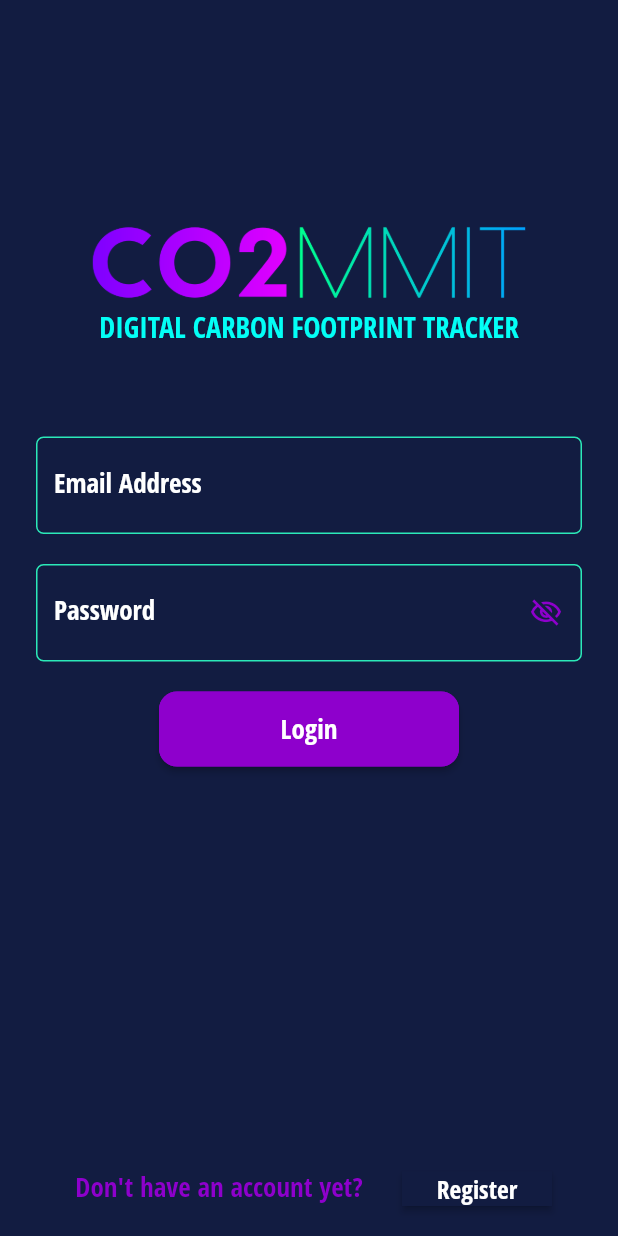
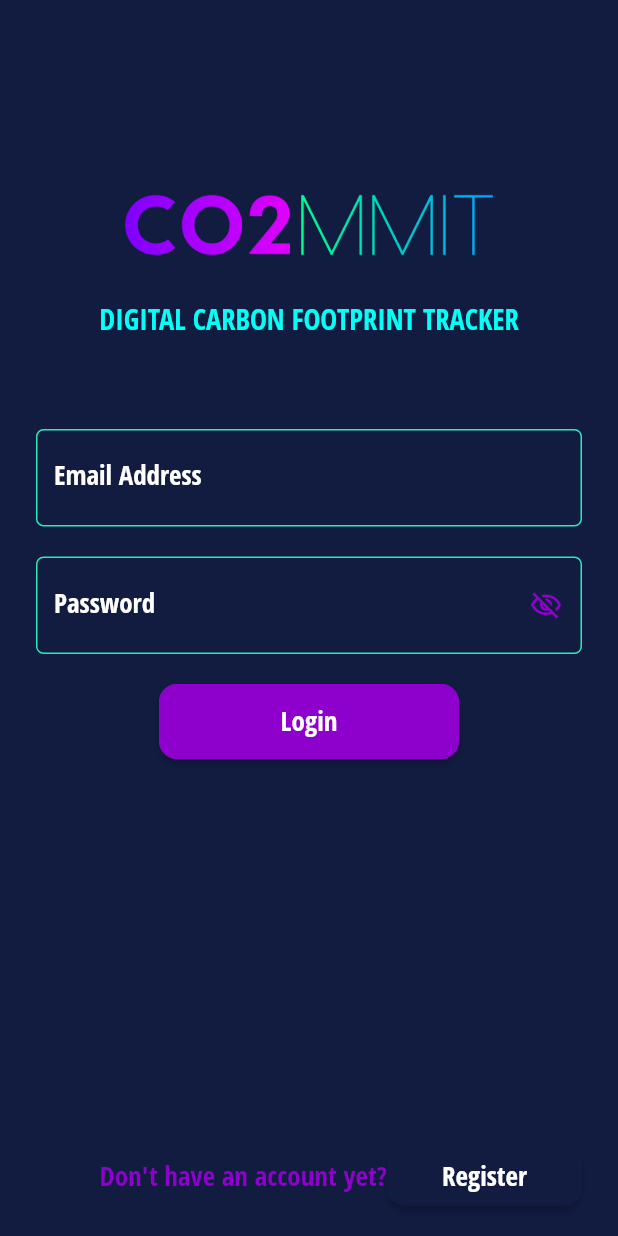
Before and after one commit to ec20869/co2mmit, a Flutter app: the screen it shows after launch, after a tap on "Login", on a phone screen of 412 x 824 dp. Run offline on Flutter 3.47's test engine with Material 2 defaults, Android fonts, the phone set to English and light mode, and no system bars; drawn by our look-alikes of auto_size_text; our stand-ins replace built_collection, built_value, cached_network_image, cloud_firestore, equatable, firebase_auth and 11 more; missing offline and left inert: json_path, mime_type; accounts and stored records are empty; generated files the repository leaves out were written again; Roboto replaces fonts that are missing (Open Sans Condensed).

Commit message:
Updating to latest FlutterFlow output.

```diff
--- a/lib/login/login_widget.dart
+++ b/lib/login/login_widget.dart
@@ -4,7 +4,6 @@ import '../flutter_flow/flutter_flow_util.dart';
 import '../flutter_flow/flutter_flow_widgets.dart';
 import '../main.dart';
 import '../register/register_widget.dart';
-import 'package:auto_size_text/auto_size_text.dart';
 import 'package:flutter/material.dart';
 import 'package:google_fonts/google_fonts.dart';
 import 'package:page_transition/page_transition.dart';
@@ -54,35 +53,14 @@ class _LoginWidgetState extends State<LoginWidget> {
                   )
                 ],
               ),
-              Row(
+              Column(
                 mainAxisSize: MainAxisSize.max,
                 children: [
-                  Expanded(
-                    child: Container(
-                      width: 375,
-                      height: 100,
-                      decoration: BoxDecoration(
-                        color: FlutterFlowTheme.customColor2,
-                        shape: BoxShape.rectangle,
-                      ),
-                      child: Row(
-                        mainAxisSize: MainAxisSize.max,
-                        mainAxisAlignment: MainAxisAlignment.center,
-                        children: [
-                          Expanded(
-                            child: Padding(
-                              padding: EdgeInsets.fromLTRB(0, 50, 0, 0),
-                              child: Image.asset(
+                  Image.asset(
                     'assets/images/Logo@3x.png',
                     width: 350,
                     height: 100,
                     fit: BoxFit.cover,
-                              ),
-                            ),
-                          )
-                        ],
-                      ),
-                    ),
                   )
                 ],
               ),
@@ -90,16 +68,13 @@ class _LoginWidgetState extends State<LoginWidget> {
                 mainAxisSize: MainAxisSize.max,
                 mainAxisAlignment: MainAxisAlignment.center,
                 children: [
-                  Padding(
-                    padding: EdgeInsets.fromLTRB(0, 5, 0, 0),
-                    child: AutoSizeText(
+                  Text(
                     'DIGITAL CARBON FOOTPRINT TRACKER',
                     textAlign: TextAlign.center,
                     style: FlutterFlowTheme.title2.override(
                       fontFamily: 'Open Sans Condensed',
                       color: FlutterFlowTheme.customColor4,
                       fontSize: 19,
-                      ),
                     ),
                   )
                 ],
@@ -274,40 +249,23 @@ class _LoginWidgetState extends State<LoginWidget> {
                                     mainAxisAlignment: MainAxisAlignment.end,
                                     crossAxisAlignment: CrossAxisAlignment.end,
                                     children: [
-                                      Expanded(
-                                        child: Align(
-                                          alignment: Alignment(0, 1),
-                                          child: InkWell(
-                                            onTap: () async {
-                                              await Navigator.push(
-                                                context,
-                                                MaterialPageRoute(
-                                                  builder: (context) =>
-                                                      RegisterWidget(),
-                                                ),
-                                              );
-                                            },
-                                            child: Text(
+                                      Row(
+                                        mainAxisSize: MainAxisSize.max,
+                                        mainAxisAlignment:
+                                            MainAxisAlignment.center,
+                                        children: [
+                                          Text(
                                             'Don\'t have an account yet?',
-                                              textAlign: TextAlign.start,
-                                              style: FlutterFlowTheme.subtitle2
+                                            style: FlutterFlowTheme.bodyText1
                                                 .override(
-                                                fontFamily:
-                                                    'Open Sans Condensed',
-                                                color: FlutterFlowTheme
-                                                    .customColor5,
+                                              fontFamily: 'Open Sans Condensed',
+                                              color:
+                                                  FlutterFlowTheme.customColor5,
                                               fontSize: 18,
+                                              fontWeight: FontWeight.w500,
                                             ),
                                           ),
-                                          ),
-                                        ),
-                                      ),
-                                      Align(
-                                        alignment: Alignment(0, 1),
-                                        child: Padding(
-                                          padding:
-                                              EdgeInsets.fromLTRB(0, 0, 20, 0),
-                                          child: FFButtonWidget(
+                                          FFButtonWidget(
                                             onPressed: () async {
                                               await Navigator.push(
                                                 context,
@@ -319,8 +277,8 @@ class _LoginWidgetState extends State<LoginWidget> {
                                             },
                                             text: 'Register',
                                             options: FFButtonOptions(
-                                              width: 100,
-                                              height: 23,
+                                              width: 130,
+                                              height: 40,
                                               color:
                                                   FlutterFlowTheme.customColor2,
                                               textStyle: FlutterFlowTheme
@@ -334,11 +292,12 @@ class _LoginWidgetState extends State<LoginWidget> {
                                               ),
                                               borderSide: BorderSide(
                                                 color: Colors.transparent,
+                                                width: 1,
                                               ),
-                                              borderRadius: 0,
+                                              borderRadius: 12,
                                             ),
-                                          ),
-                                        ),
+                                          )
+                                        ],
                                       )
                                     ],
                                   ),
--- a/lib/register/register_widget.dart
+++ b/lib/register/register_widget.dart
@@ -98,7 +98,7 @@ class _RegisterWidgetState extends State<RegisterWidget> {
                           padding: EdgeInsets.fromLTRB(24, 0, 24, 0),
                           child: Column(
                             mainAxisSize: MainAxisSize.max,
-                            mainAxisAlignment: MainAxisAlignment.start,
+                            mainAxisAlignment: MainAxisAlignment.center,
                             children: [
                               Padding(
                                 padding: EdgeInsets.fromLTRB(0, 20, 0, 0),
@@ -322,36 +322,30 @@ class _RegisterWidgetState extends State<RegisterWidget> {
                                 child: Align(
                                   alignment: Alignment(0, 0),
                                   child: Padding(
-                                    padding: EdgeInsets.fromLTRB(0, 0, 0, 20),
+                                    padding: EdgeInsets.fromLTRB(0, 50, 0, 0),
                                     child: Row(
                                       mainAxisSize: MainAxisSize.max,
-                                      mainAxisAlignment: MainAxisAlignment.end,
+                                      mainAxisAlignment:
+                                          MainAxisAlignment.center,
                                       crossAxisAlignment:
                                           CrossAxisAlignment.center,
                                       children: [
-                                        Expanded(
-                                          child: Align(
-                                            alignment: Alignment(0, 1),
-                                            child: Text(
+                                        Row(
+                                          mainAxisSize: MainAxisSize.max,
+                                          children: [
+                                            Text(
                                               'Already have an account?',
-                                              textAlign: TextAlign.start,
-                                              style: FlutterFlowTheme.subtitle2
+                                              style: FlutterFlowTheme.bodyText1
                                                   .override(
                                                 fontFamily:
                                                     'Open Sans Condensed',
                                                 color: FlutterFlowTheme
                                                     .customColor5,
                                                 fontSize: 18,
+                                                fontWeight: FontWeight.w500,
                                               ),
                                             ),
-                                          ),
-                                        ),
-                                        Align(
-                                          alignment: Alignment(0, 1),
-                                          child: Padding(
-                                            padding: EdgeInsets.fromLTRB(
-                                                0, 0, 20, 0),
-                                            child: FFButtonWidget(
+                                            FFButtonWidget(
                                               onPressed: () async {
                                                 await Navigator.push(
                                                   context,
@@ -363,8 +357,8 @@ class _RegisterWidgetState extends State<RegisterWidget> {
                                               },
                                               text: 'Login',
                                               options: FFButtonOptions(
-                                                width: 100,
-                                                height: 23,
+                                                width: 130,
+                                                height: 40,
                                                 color: FlutterFlowTheme
                                                     .customColor2,
                                                 textStyle: FlutterFlowTheme
@@ -378,11 +372,12 @@ class _RegisterWidgetState extends State<RegisterWidget> {
                                                 ),
                                                 borderSide: BorderSide(
                                                   color: Colors.transparent,
+                                                  width: 1,
                                                 ),
-                                                borderRadius: 0,
+                                                borderRadius: 12,
                                               ),
-                                            ),
-                                          ),
+                                            )
+                                          ],
                                         )
                                       ],
                                     ),
```
Lines whose indentation alone changed are shown as unchanged.
